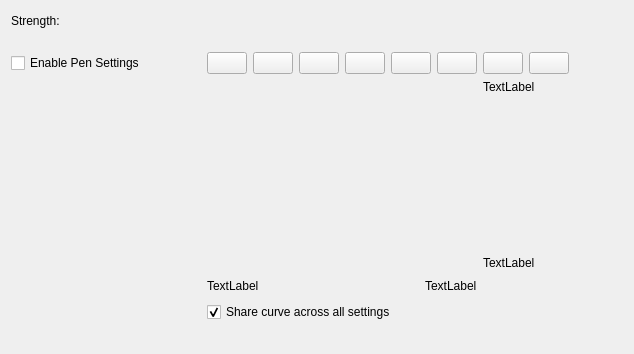
Old version of the form plugins/paintops/libpaintop/forms/wdgcurveoption.ui in the repository KDE/krita.
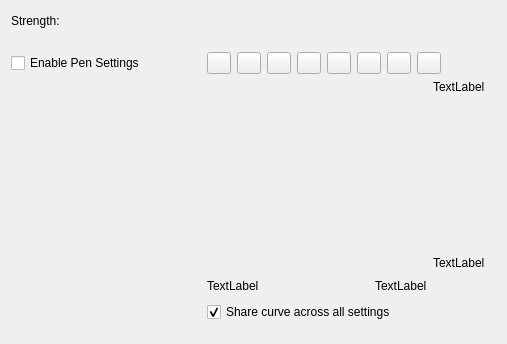
New version of the form. Custom widgets are drawn as their Qt base class.

Commit message: condense the curve widget spacing to make the whole brush editor smaller

What changed in the file:
```diff
--- a/plugins/paintops/libpaintop/forms/wdgcurveoption.ui
+++ b/plugins/paintops/libpaintop/forms/wdgcurveoption.ui
@@ -6,8 +6,8 @@
    <rect>
     <x>0</x>
     <y>0</y>
-    <width>634</width>
-    <height>354</height>
+    <width>507</width>
+    <height>344</height>
    </rect>
   </property>
   <layout class="QVBoxLayout" name="verticalLayout_2">
@@ -70,6 +70,12 @@
      </item>
      <item>
       <widget class="QPushButton" name="linearCurveButton">
+       <property name="maximumSize">
+        <size>
+         <width>24</width>
+         <height>24</height>
+        </size>
+       </property>
        <property name="text">
         <string/>
        </property>
@@ -83,6 +89,12 @@
      </item>
      <item>
       <widget class="QPushButton" name="revLinearButton">
+       <property name="maximumSize">
+        <size>
+         <width>24</width>
+         <height>24</height>
+        </size>
+       </property>
        <property name="text">
         <string/>
        </property>
@@ -96,6 +108,12 @@
      </item>
      <item>
       <widget class="QPushButton" name="sCurveButton">
+       <property name="maximumSize">
+        <size>
+         <width>24</width>
+         <height>24</height>
+        </size>
+       </property>
        <property name="text">
         <string/>
        </property>
@@ -109,6 +127,12 @@
      </item>
      <item>
       <widget class="QPushButton" name="reverseSCurveButton">
+       <property name="maximumSize">
+        <size>
+         <width>24</width>
+         <height>24</height>
+        </size>
+       </property>
        <property name="text">
         <string/>
        </property>
@@ -122,6 +146,12 @@
      </item>
      <item>
       <widget class="QPushButton" name="uCurveButton">
+       <property name="maximumSize">
+        <size>
+         <width>24</width>
+         <height>24</height>
+        </size>
+       </property>
        <property name="text">
         <string/>
        </property>
@@ -135,6 +165,12 @@
      </item>
      <item>
       <widget class="QPushButton" name="revUCurveButton">
+       <property name="maximumSize">
+        <size>
+         <width>24</width>
+         <height>24</height>
+        </size>
+       </property>
        <property name="text">
         <string/>
        </property>
@@ -148,6 +184,12 @@
      </item>
      <item>
       <widget class="QPushButton" name="jCurveButton">
+       <property name="maximumSize">
+        <size>
+         <width>24</width>
+         <height>24</height>
+        </size>
+       </property>
        <property name="text">
         <string/>
        </property>
@@ -161,6 +203,12 @@
      </item>
      <item>
       <widget class="QPushButton" name="lCurveButton">
+       <property name="maximumSize">
+        <size>
+         <width>24</width>
+         <height>24</height>
+        </size>
+       </property>
        <property name="text">
         <string/>
        </property>
@@ -182,8 +230,8 @@
        </property>
        <property name="sizeHint" stdset="0">
         <size>
-         <width>40</width>
-         <height>20</height>
+         <width>2</width>
+         <height>2</height>
         </size>
        </property>
       </spacer>
@@ -223,8 +271,8 @@
          </property>
          <property name="sizeHint" stdset="0">
           <size>
-           <width>40</width>
-           <height>20</height>
+           <width>2</width>
+           <height>2</height>
           </size>
          </property>
         </spacer>
@@ -236,8 +284,8 @@
          </property>
          <property name="sizeHint" stdset="0">
           <size>
-           <width>20</width>
-           <height>40</height>
+           <width>2</width>
+           <height>2</height>
           </size>
          </property>
         </spacer>
@@ -297,7 +345,7 @@
            </property>
            <property name="minimumSize">
             <size>
-             <width>270</width>
+             <width>220</width>
              <height>190</height>
             </size>
            </property>
```
